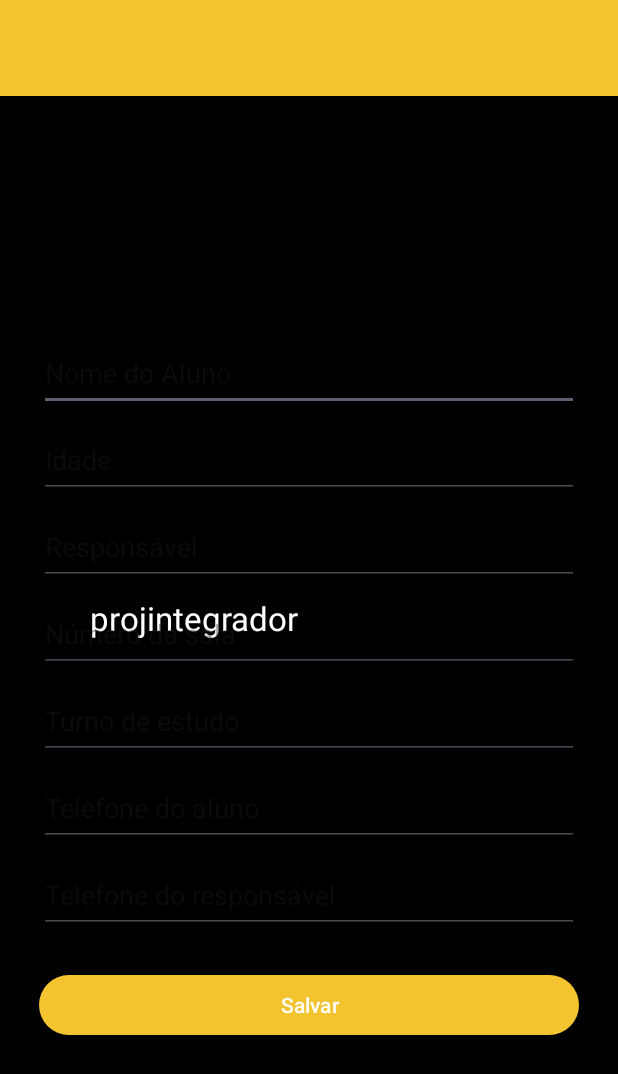
After one commit to GabriellydaCosta/ProjetoIntegrador, an Android app: the MainActivity6 screen opened directly, with no data from a screen before it, on a phone screen of 412 x 824 dp. The commit adds this screen. Shown: the top 1074 px of the screen. Run offline under Robolectric (Android 15) with nearby library versions, the phone set to English and light mode, and no system bars; 2 statements that could not run were skipped.

Commit message:
Criando o menu

```diff
--- a/app/build.gradle.kts
+++ b/app/build.gradle.kts
@@ -15,6 +15,10 @@ android {
         versionName = "1.0"
 
         testInstrumentationRunner = "androidx.test.runner.AndroidJUnitRunner"
+    }
+
+    buildFeatures {
+        viewBinding = true
     }
 
     buildTypes {
--- /dev/null
+++ b/app/src/main/java/com/gabrielly/projintegrador/Activity_base.kt
@@ -0,0 +1,60 @@
+package com.gabrielly.projintegrador
+
+import android.content.Intent
+import android.os.Bundle
+import android.view.LayoutInflater
+import android.view.MenuItem
+import android.widget.FrameLayout
+import androidx.appcompat.app.ActionBarDrawerToggle
+import androidx.appcompat.app.AppCompatActivity
+import androidx.drawerlayout.widget.DrawerLayout
+import com.google.android.material.navigation.NavigationView
+
+open class BaseActivity : AppCompatActivity(), NavigationView.OnNavigationItemSelectedListener {
+
+    private lateinit var drawerLayout: DrawerLayout
+    private lateinit var navigationView: NavigationView
+
+    override fun onCreate(savedInstanceState: Bundle?) {
+        super.onCreate(savedInstanceState)
+        val baseLayout = LayoutInflater.from(this)
+            .inflate(R.layout.activity_base, findViewById(android.R.id.content), false)
+        setContentView(baseLayout)
+
+        drawerLayout = findViewById(R.id.drawer_layout)
+        navigationView = findViewById(R.id.navigation_view)
+        val toolbar = findViewById<androidx.appcompat.widget.Toolbar>(R.id.toolbar)
+        setSupportActionBar(toolbar)
+
+        val toggle = ActionBarDrawerToggle(
+            this, drawerLayout, toolbar,
+            R.string.navigation_drawer_open,
+            R.string.navigation_drawer_close
+        )
+        drawerLayout.addDrawerListener(toggle)
+        toggle.syncState()
+
+        navigationView.setNavigationItemSelectedListener(this)
+    }
+
+    override fun onNavigationItemSelected(item: MenuItem): Boolean {
+        when (item.itemId) {
+            R.id.nav_inicio -> {
+                startActivity(Intent(this, LoginActivity::class.java))
+            }
+            R.id.nav_perfil -> {
+                startActivity(Intent(this, MainActivity6::class.java))
+            }
+            R.id.nav_mood -> {
+                startActivity(Intent(this, MainActivity4::class.java))
+            }
+        }
+        drawerLayout.closeDrawers()
+        return true
+    }
+
+    fun setActivityLayout(layoutResId: Int) {
+        val frame = findViewById<FrameLayout>(R.id.content_frame)
+        LayoutInflater.from(this).inflate(layoutResId, frame, true)
+    }
+}
--- /dev/null
+++ b/app/src/main/java/com/gabrielly/projintegrador/MainActivity6.kt
@@ -0,0 +1,34 @@
+package com.gabrielly.projintegrador
+
+import android.content.Intent
+import android.os.Bundle
+import com.gabrielly.projintegrador.databinding.ActivityMain6Binding
+
+class MainActivity6 : BaseActivity() {
+
+    private lateinit var binding: ActivityMain6Binding
+
+    override fun onCreate(savedInstanceState: Bundle?) {
+        super.onCreate(savedInstanceState)
+        setActivityLayout(R.layout.activity_main6) // inflar o conteúdo no Drawer
+
+        binding = ActivityMain6Binding.bind(findViewById(R.id.content_frame)) // usa o conteúdo dentro do frame
+
+        val prefs = getSharedPreferences("dadosAluno", MODE_PRIVATE)
+
+        binding.btnSalvar.setOnClickListener {
+            val editor = prefs.edit()
+            editor.putString("nome", binding.edtNome.text.toString())
+            editor.putString("idade", binding.edtIdade.text.toString())
+            editor.putString("responsavel", binding.edtResponsavel.text.toString())
+            editor.putString("sala", binding.edtSala.text.toString())
+            editor.putString("turno", binding.edtTurno.text.toString())
+            editor.putString("telefoneAluno", binding.edtTelefoneAluno.text.toString())
+            editor.putString("telefoneResponsavel", binding.edtTelefoneResponsavel.text.toString())
+            editor.apply()
+
+            startActivity(Intent(this, MainActivity4::class.java))
+            finish()
+        }
+    }
+}
--- /dev/null
+++ b/app/src/main/res/layout/activity_base.xml
@@ -0,0 +1,42 @@
+<!-- res/layout/activity_base.xml -->
+<androidx.drawerlayout.widget.DrawerLayout xmlns:android="http://schemas.android.com/apk/res/android"
+    android:id="@+id/drawer_layout"
+    android:layout_width="match_parent"
+    android:layout_height="match_parent"
+    xmlns:app="http://schemas.android.com/apk/res-auto">
+
+    <androidx.appcompat.widget.Toolbar
+        android:id="@+id/toolbar"
+        android:layout_width="match_parent"
+        android:layout_height="?attr/actionBarSize"
+        android:background="@color/black"
+        android:theme="@style/ThemeOverlay.AppCompat.Dark.ActionBar"/>
+
+
+    <LinearLayout
+        android:orientation="vertical"
+        android:layout_width="match_parent"
+        android:layout_height="match_parent">
+
+        <androidx.appcompat.widget.Toolbar
+            android:id="@+id/toolBar"
+            android:layout_width="match_parent"
+            android:layout_height="wrap_content"
+            android:background="?attr/colorPrimary"
+            android:theme="@style/ThemeOverlay.AppCompat.Dark.ActionBar" />
+
+        <FrameLayout
+            android:id="@+id/content_frame"
+            android:layout_width="match_parent"
+            android:layout_height="match_parent" />
+    </LinearLayout>
+
+    <com.google.android.material.navigation.NavigationView
+        android:id="@+id/navigation_view"
+        android:layout_width="wrap_content"
+        android:layout_height="match_parent"
+        android:layout_gravity="start"
+        android:fitsSystemWindows="true"
+        android:background="#fff"
+        app:menu="@menu/menu_principal"  />
+</androidx.drawerlayout.widget.DrawerLayout>
--- /dev/null
+++ b/app/src/main/res/layout/activity_main6.xml
@@ -0,0 +1,93 @@
+<ScrollView xmlns:android="http://schemas.android.com/apk/res/android"
+    android:layout_width="match_parent" android:layout_height="match_parent"
+    android:padding="26dp"
+    >
+
+    <LinearLayout android:orientation="vertical"
+        android:layout_width="match_parent" android:layout_height="wrap_content" android:paddingTop="50dp">
+
+        <!-- Título -->
+        <TextView
+            android:id="@+id/txtTitulo"
+            android:layout_width="match_parent"
+            android:layout_height="wrap_content"
+            android:text="Cadastro de Informações"
+            android:textSize="28sp"
+            android:textStyle="bold"
+            android:textColor="#000000"
+            android:layout_marginBottom="16dp"
+            android:textAlignment="center"
+            android:paddingBottom="30dp"/>
+
+        <!-- Nome do Aluno -->
+        <EditText
+            android:id="@+id/edtNome"
+            android:layout_width="match_parent"
+            android:layout_height="50dp"
+            android:hint="Nome do Aluno"
+            android:inputType="textPersonName"
+            android:layout_marginBottom="8dp" />
+
+        <!-- Idade -->
+        <EditText
+            android:id="@+id/edtIdade"
+            android:layout_width="match_parent"
+            android:layout_height="50dp"
+            android:hint="Idade"
+            android:inputType="number"
+            android:layout_marginBottom="8dp" />
+
+        <!-- Responsável -->
+        <EditText
+            android:id="@+id/edtResponsavel"
+            android:layout_width="match_parent"
+            android:layout_height="50dp"
+            android:hint="Responsável"
+            android:inputType="textPersonName"
+            android:layout_marginBottom="8dp" />
+
+        <!-- Número da sala -->
+        <EditText
+            android:id="@+id/edtSala"
+            android:layout_width="match_parent"
+            android:layout_height="50dp"
+            android:hint="Número da sala"
+            android:inputType="text"
+            android:layout_marginBottom="8dp" />
+
+        <!-- Turno de estudo -->
+        <EditText
+            android:id="@+id/edtTurno"
+            android:layout_width="match_parent"
+            android:layout_height="50dp"
+            android:hint="Turno de estudo"
+            android:inputType="text"
+            android:layout_marginBottom="8dp" />
+
+        <!-- Telefone do aluno -->
+        <EditText
+            android:id="@+id/edtTelefoneAluno"
+            android:layout_width="match_parent"
+            android:layout_height="50dp"
+            android:hint="Telefone do aluno"
+            android:inputType="phone"
+            android:layout_marginBottom="8dp" />
+
+        <!-- Telefone do responsável -->
+        <EditText
+            android:id="@+id/edtTelefoneResponsavel"
+            android:layout_width="match_parent"
+            android:layout_height="50dp"
+            android:hint="Telefone do responsável"
+            android:inputType="phone"
+            android:layout_marginBottom="8dp" />
+
+
+        <Button
+            android:id="@+id/btnSalvar"
+            android:text="Salvar"
+            android:layout_width="match_parent"
+            android:layout_height="48dp"
+            android:layout_marginTop="16dp"/>
+    </LinearLayout>
+</ScrollView>
--- /dev/null
+++ b/app/src/main/res/menu/menu_principal.xml
@@ -0,0 +1,11 @@
+<menu xmlns:android="http://schemas.android.com/apk/res/android">
+    <item android:id="@+id/nav_inicio"
+        android:title="Início"
+        android:icon="@android:drawable/ic_menu_view" />
+    <item android:id="@+id/nav_perfil"
+        android:title="Perfil"
+        android:icon="@android:drawable/ic_menu_myplaces" />
+    <item android:id="@+id/nav_mood"
+        android:title="Registro de Emoção"
+        android:icon="@android:drawable/ic_menu_edit" />
+</menu>
--- a/app/src/main/res/values/strings.xml
+++ b/app/src/main/res/values/strings.xml
@@ -1,3 +1,5 @@
 <resources>
     <string name="app_name">projintegrador</string>
+    <string name="navigation_drawer_open">Abrir menu</string>
+    <string name="navigation_drawer_close">Fechar menu</string>
 </resources>
--- a/gradle.properties
+++ b/gradle.properties
@@ -21,3 +21,4 @@ kotlin.code.style=official
 # resources declared in the library itself and none from the library's dependencies,
 # thereby reducing the size of the R class for that library
 android.nonTransitiveRClass=true
+org.gradle.configuration-cache=true
```
Also changed, not shown: app/src/main/AndroidManifest.xml (+9 -0 lines), app/src/main/java/com/gabrielly/projintegrador/menu_principal.kt (added, +20 -0 lines), app/src/main/res/layout/activity_main4.xml (+52 -33 lines), app/src/main/res/layout/activity_menu_principal.xml (added, +35 -0 lines).
